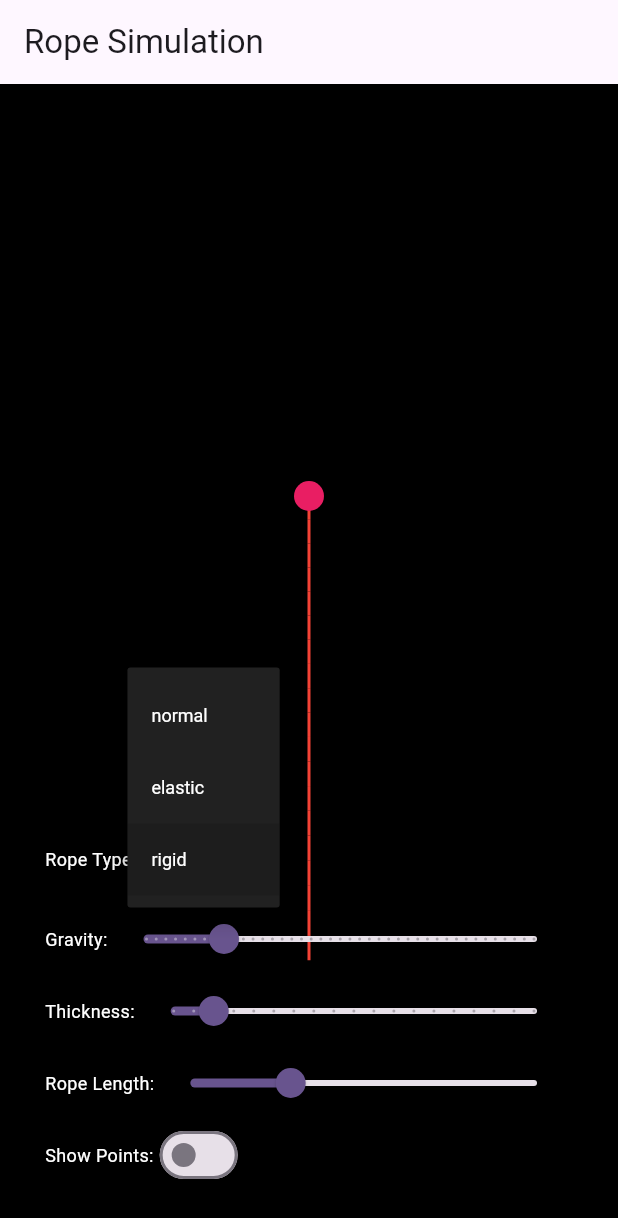
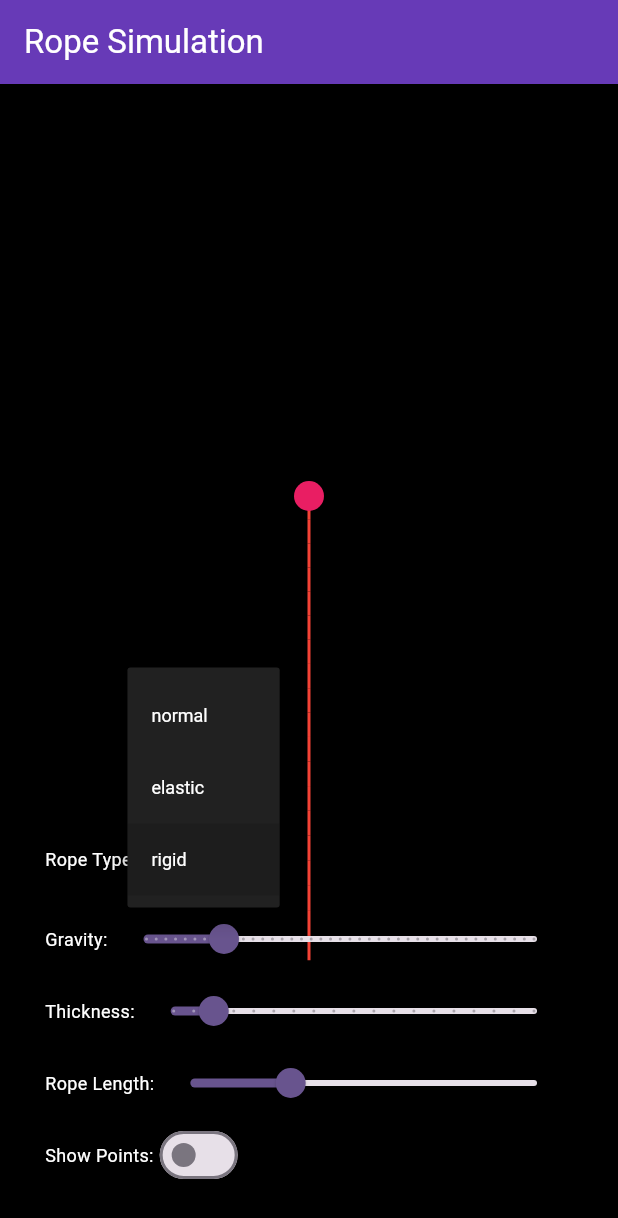
Before and after one commit to srinivasan0000/rope_simulation_using_flutter, a Flutter app: the screen it shows after launch, after a tap on "rigid", on a phone screen of 412 x 824 dp. Shown: the top 1218 px of the screen. Run offline on Flutter 3.47's test engine with Material 3 defaults, Android fonts, the phone set to English and light mode, and no system bars.

Commit message:
second commit

```diff
--- a/lib/main.dart
+++ b/lib/main.dart
@@ -12,6 +12,7 @@ class MyApp extends StatelessWidget {
   @override
   Widget build(BuildContext context) {
     return MaterialApp(
+      debugShowCheckedModeBanner: false,
       title: 'Flutter Demo',
       theme: ThemeData(
         colorScheme: ColorScheme.fromSeed(seedColor: Colors.deepPurple),
@@ -36,8 +37,12 @@ class _MyHomePageState extends State<MyHomePage> {
   Widget build(BuildContext context) {
     return Scaffold(
       appBar: AppBar(
-        backgroundColor: Colors.transparent,
-        title: const Text("Rope Simulation"),
+        shadowColor: Colors.transparent,
+        backgroundColor: Colors.deepPurple,
+        title: const Text(
+          "Rope Simulation",
+          style: TextStyle(color: Colors.white),
+        ),
       ),
       body: const RopeSimulation(),
     );
--- a/lib/rope_painter.dart
+++ b/lib/rope_painter.dart
@@ -17,7 +17,7 @@ class RopePainter extends CustomPainter {
       // ..blendMode = BlendMode.
       ..shader = const LinearGradient(
         tileMode: TileMode.repeated,
-        colors: [Color.fromARGB(255, 225, 30, 16), Colors.red, Color.fromARGB(255, 203, 88, 80)],
+        colors: [Color.fromARGB(255, 225, 30, 16), Colors.red, Color.fromARGB(255, 243, 24, 8)],
         stops: [0.0, 0.5, 1.0],
       ).createShader(Rect.fromPoints(const Offset(0, 0), Offset(size.width, size.height)))
       ..color = ropeColor
```
